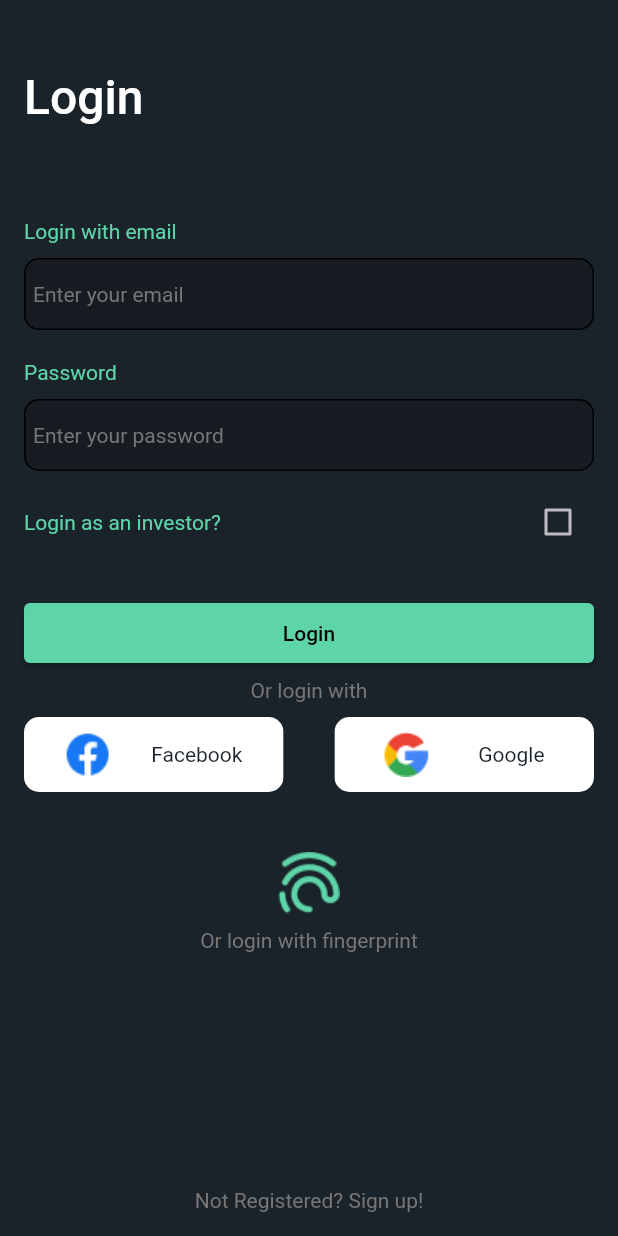
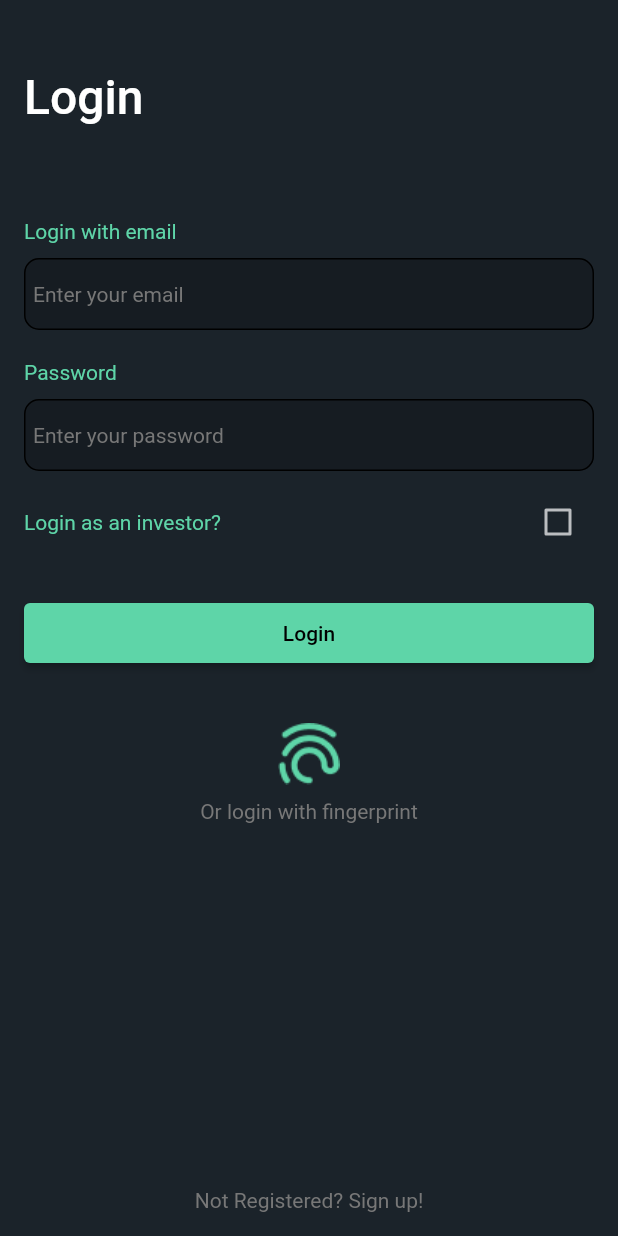
Before and after one commit to ahmadexe/FarmGo-Mobile-App, a Flutter app: the screen it shows after launch, on a phone screen of 412 x 824 dp. Run offline on Flutter 3.47's test engine with Material 2 defaults, Android fonts, the phone set to English and light mode, and no system bars; drawn by our look-alikes of flutter_form_builder; our stand-ins replace awesome_snackbar_content, bloc, cached_network_image, cloud_firestore, equatable, firebase_auth and 6 more; accounts and stored records are empty.

Commit message:
minor fixes

```diff
--- a/lib/blocs/user bloc/bloc/user_bloc.dart
+++ b/lib/blocs/user bloc/bloc/user_bloc.dart
@@ -1,4 +1,3 @@
-import 'package:bloc/bloc.dart';
 import 'package:equatable/equatable.dart';
 import 'package:farmgo/blocs/user%20bloc/bloc/repository.dart';
 import 'package:farmgo/blocs/user%20bloc/bloc/user_state.dart';
--- a/lib/screens/add_field_screen.dart
+++ b/lib/screens/add_field_screen.dart
@@ -5,7 +5,7 @@ class AddFieldScreen extends StatelessWidget {
 
   @override
   Widget build(BuildContext context) {
-    return Scaffold(
+    return const Scaffold(
       body: Center(
         child: Text("Add a field"),
       ),
--- a/lib/screens/home_screen.dart
+++ b/lib/screens/home_screen.dart
@@ -1,10 +1,8 @@
 import 'package:farmgo/blocs/news%20bloc/bloc/news_bloc.dart';
 import 'package:farmgo/blocs/user%20bloc/bloc/user_bloc.dart';
 import 'package:farmgo/blocs/user%20bloc/bloc/user_state.dart';
-import 'package:farmgo/configs/custom_colors.dart';
 import 'package:farmgo/configs/defined_colors.dart';
 import 'package:farmgo/providers/app_provider.dart';
-import 'package:farmgo/screens/login_screen.dart';
 import 'package:farmgo/screens/my_fields_screen.dart';
 import 'package:farmgo/screens/news_screen.dart';
 import 'package:farmgo/widgets/your_location_tile.dart';
--- a/lib/screens/login_screen.dart
+++ b/lib/screens/login_screen.dart
@@ -10,7 +10,6 @@ import 'package:form_builder_validators/form_builder_validators.dart';
 import '../blocs/user bloc/bloc/user_bloc.dart';
 import '../blocs/user bloc/bloc/user_state.dart';
 import '../utils/snackbar_utils.dart';
-import '../widgets/login_additionals_tile.dart';
 
 class LoginScreen extends StatefulWidget {
   const LoginScreen({super.key});
@@ -175,22 +174,6 @@ class _LoginScreenState extends State<LoginScreen> {
                   ],
                 ),
               ),
-              SizedBox(height: app.space.y4),
-              Center(
-                  child: Text("Or login with",
-                      style: app.text.t2.copyWith(color: textColorGrey))),
-              SizedBox(height: app.space.y4),
-              Row(
-                mainAxisAlignment: MainAxisAlignment.spaceBetween,
-                children: const [
-                  LoginAddTile(
-                      imagePath: 'assets/images/facebookLogo.png',
-                      text: 'Facebook'),
-                  LoginAddTile(
-                      imagePath: 'assets/images/googleLogo.png',
-                      text: 'Google'),
-                ],
-              ),
               SizedBox(height: app.space.y1),
               Center(
                   child: Image.asset('assets/images/fingerprint.png',
--- a/lib/screens/maps_screen.dart
+++ b/lib/screens/maps_screen.dart
@@ -120,9 +120,9 @@ class MapsScreen extends StatelessWidget {
           ),
         ),
       ),
-      bottomNavigationBar: Padding(
-        padding: const EdgeInsets.all(16.0),
-        child: const MapTabs(),
+      bottomNavigationBar: const Padding(
+        padding: EdgeInsets.all(16.0),
+        child: MapTabs(),
       ),
     );
   }
--- a/lib/screens/my_fields_screen.dart
+++ b/lib/screens/my_fields_screen.dart
@@ -6,7 +6,6 @@ import 'package:flutter/material.dart';
 
 import '../configs/defined_colors.dart';
 import '../models/field.dart';
-import '../utils/dummy_data.dart';
 
 class MyFieldsScreen extends StatelessWidget {
   MyFieldsScreen({super.key});
--- a/lib/widgets/your_location_tile.dart
+++ b/lib/widgets/your_location_tile.dart
@@ -1,6 +1,5 @@
 import 'package:farmgo/configs/defined_colors.dart';
 import 'package:farmgo/providers/app_provider.dart';
-import 'package:farmgo/screens/maps_screen.dart';
 import 'package:flutter/material.dart';
 
 class YourLocationTile extends StatelessWidget {
```
